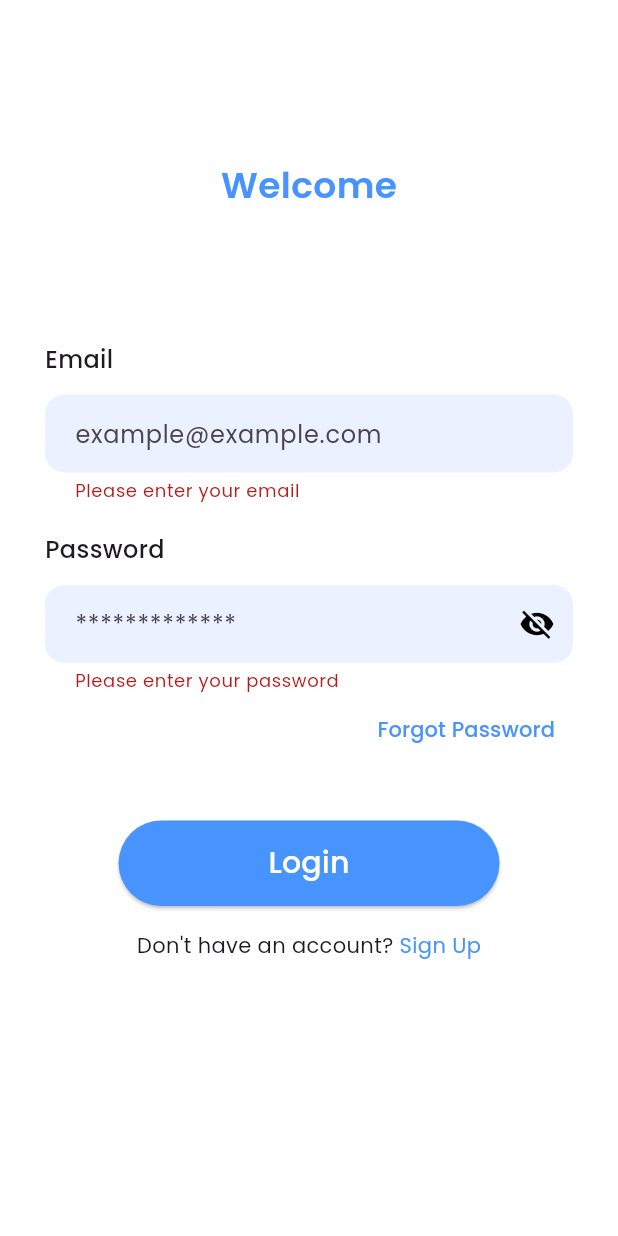
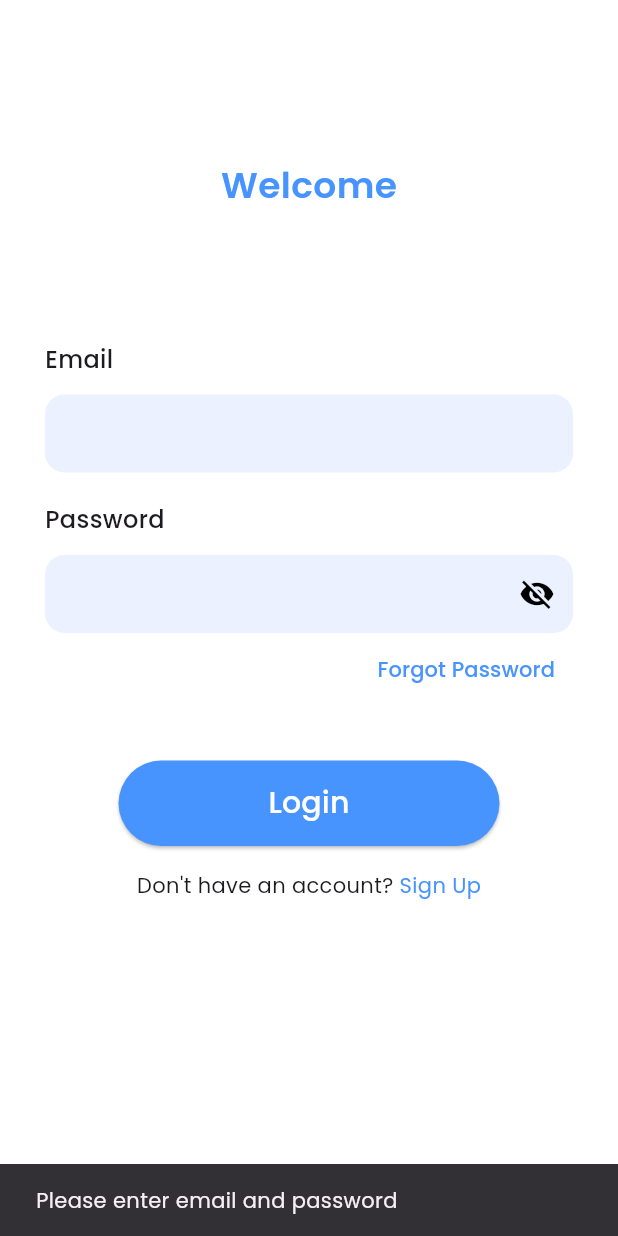
Before and after one commit to Syamil12/Application, a Flutter app: the LoginScreen screen opened directly, after a tap on "Login", on a phone screen of 412 x 824 dp. Run offline on Flutter 3.47's test engine with Material 3 defaults, Android fonts, the phone set to English and light mode, and no system bars; our stand-ins replace google_fonts.

Commit message:
login dengan mengakses endpoint

```diff
--- a/lib/screens/login_screen.dart
+++ b/lib/screens/login_screen.dart
@@ -1,8 +1,9 @@
-import 'dart:convert';
+// import 'dart:convert';
 
+import 'package:application/screens/Views/home.dart';
 import 'package:flutter/material.dart';
-import 'package:http/http.dart';
 import 'package:http/http.dart' as http;
+// import 'package:http/http.dart' as http;
 
 class LoginScreen extends StatefulWidget {
   const LoginScreen({super.key});
@@ -11,37 +12,41 @@ class LoginScreen extends StatefulWidget {
   State<LoginScreen> createState() => _LoginScreenState();
 }
 
+var emailController = TextEditingController();
+var passwordController = TextEditingController();
+
+
 class _LoginScreenState extends State<LoginScreen> {
   bool _obscurePassword = true;
   final _formKey = GlobalKey<FormState>();
   String email = '';
   String password = '';
 
-  Future<bool> loginUser(String email, String password) async {
-    final url = Uri.parse('https://jsonplaceholder.typicode.com/posts');
+  // Future<bool> loginUser(String email, String password) async {
+  //   final url = Uri.parse('https://jsonplaceholder.typicode.com/posts');
 
-    try {
-      final response = await http.post(
-        url,
-        headers: {'Content-Type': 'application/json'},
-        body: jsonEncode({
-          'email' : email,
-          'password' : password,
-          })
-        );
+  //   try {
+  //     final response = await http.post(
+  //       url,
+  //       headers: {'Content-Type': 'application/json'},
+  //       body: jsonEncode({
+  //         'email' : email,
+  //         'password' : password,
+  //         })
+  //       );
 
-        if (response.statusCode == 201){
-          print('Response: ${response.body}');
-          return true;
-        } else {
-          print('Failed: ${response.statusCode}');
-          return false;
-        }
-    } catch (e) {
-      print('Error: $e');
-      return false;
-    }
-  }
+  //       if (response.statusCode == 201){
+  //         print('Response: ${response.body}');
+  //         return true;
+  //       } else {
+  //         print('Failed: ${response.statusCode}');
+  //         return false;
+  //       }
+  //   } catch (e) {
+  //     print('Error: $e');
+  //     return false;
+  //   }
+  // }
   @override
   Widget build(BuildContext context) {
     return Scaffold(
@@ -68,8 +73,9 @@ class _LoginScreenState extends State<LoginScreen> {
                 ),
                 const SizedBox(height: 12),
                 TextFormField(
+                  controller: emailController,
                   decoration: InputDecoration(
-                    hintText: 'example@example.com',
+                    // hintText: 'example@example.com',
                     filled: true,
                     fillColor: Color(0xFFECF1FF),
                     contentPadding: EdgeInsets.symmetric(horizontal: 16, vertical: 14),
@@ -96,9 +102,10 @@ class _LoginScreenState extends State<LoginScreen> {
                 const SizedBox(height: 12),
 
                 TextFormField(
+                  controller: passwordController,
                   obscureText: _obscurePassword,
                   decoration: InputDecoration(
-                    hintText: '*************',
+                    // hintText: '*************',
                     filled: true,
                     fillColor: Color(0xFFECF1FF),
                     contentPadding: EdgeInsets.symmetric(horizontal: 16, vertical: 14),
@@ -141,23 +148,25 @@ class _LoginScreenState extends State<LoginScreen> {
 
                 Center(
                   child: ElevatedButton(
-                    onPressed: () async {
-                      if (_formKey.currentState!.validate()){
-                        _formKey.currentState!.save();
-                        bool success = await loginUser(email, password);
+                    onPressed: () {
+                      login();
+                      // loginUser(emailController.text.toString(), passwordController.text.toString());
+                      // if (_formKey.currentState!.validate()){
+                      //   _formKey.currentState!.save();
+                      //   bool success = await loginUser(email, password);
 
-                        ScaffoldMessenger.of(context).showSnackBar(
-                          SnackBar(
-                            content: Text(success
-                              ? 'Login successful!'
-                              : 'Login failed. Try again.'),
-                          )
-                        );
+                      //   ScaffoldMessenger.of(context).showSnackBar(
+                      //     SnackBar(
+                      //       content: Text(success
+                      //         ? 'Login successful!'
+                      //         : 'Login failed. Try again.'),
+                      //     )
+                      //   );
 
-                        if (success){
+                      //   if (success){
 
-                        }
-                      }
+                      //   }
+                      // }
                   },
                   style: ElevatedButton.styleFrom(
                     padding:
@@ -199,4 +208,22 @@ class _LoginScreenState extends State<LoginScreen> {
       ),
     );
   }
+
+  Future<void> login() async{
+    if(emailController.text.isNotEmpty && passwordController.text.isNotEmpty){
+      var response =await http.post(Uri.parse('http://192.168.33.1:8000/api/login'), body: ({
+        'email': emailController.text,
+        'password': passwordController.text
+      }));
+      if(response.statusCode == 200){
+        Navigator.push(context, MaterialPageRoute(builder: (context) => Home()));
+      }else{
+        ScaffoldMessenger.of(context).showSnackBar(SnackBar(content: Text('Email & Password donot match with database')));
+      }
+    }else{
+      ScaffoldMessenger.of(context).showSnackBar(SnackBar(content: Text('Please enter email and password')));
+    }
+
+  }
+
 }
```
Also changed, not shown: lib/screens/Views/home.dart (added, +26 -0 lines).
